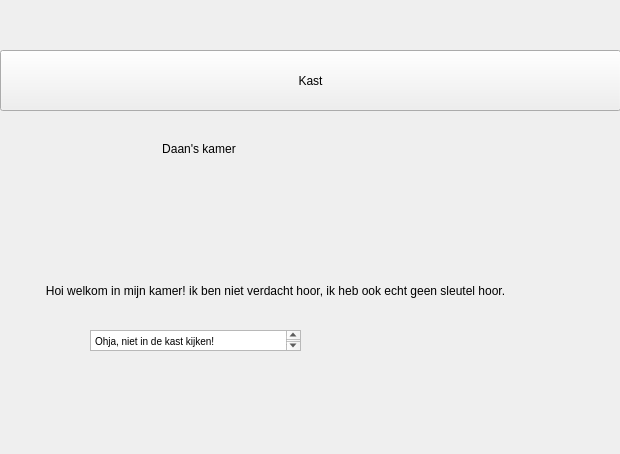
Above: kamer_daan.ui from djog/djog_nanos_2018 before the change. Below: the same form after it.
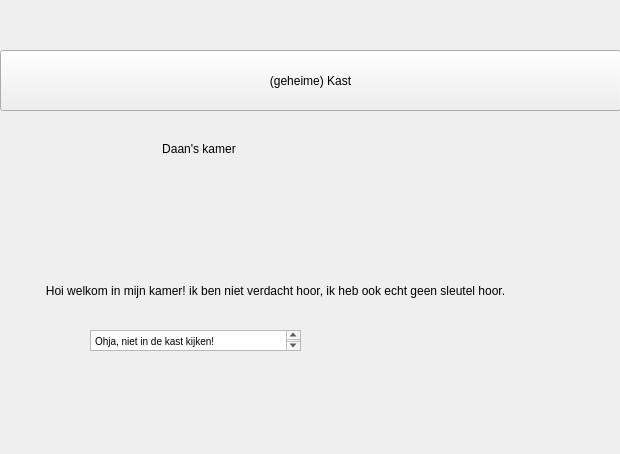
That is the form after the change.

Commit message: niet in mijn kast kijken!

The edit to the form file:
```diff
--- a/kamer_daan.ui
+++ b/kamer_daan.ui
@@ -39,7 +39,7 @@
     </rect>
    </property>
    <property name="text">
-    <string>Kast</string>
+    <string>(geheime) Kast</string>
    </property>
   </widget>
   <widget class="QLabel" name="label_2">
```
